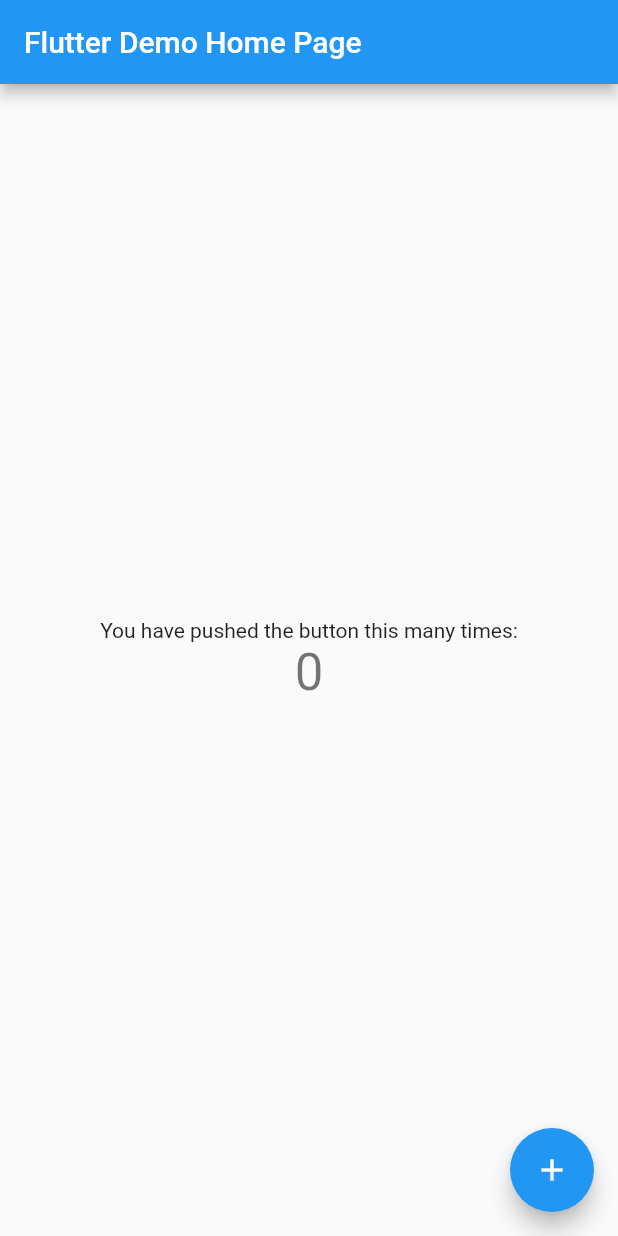
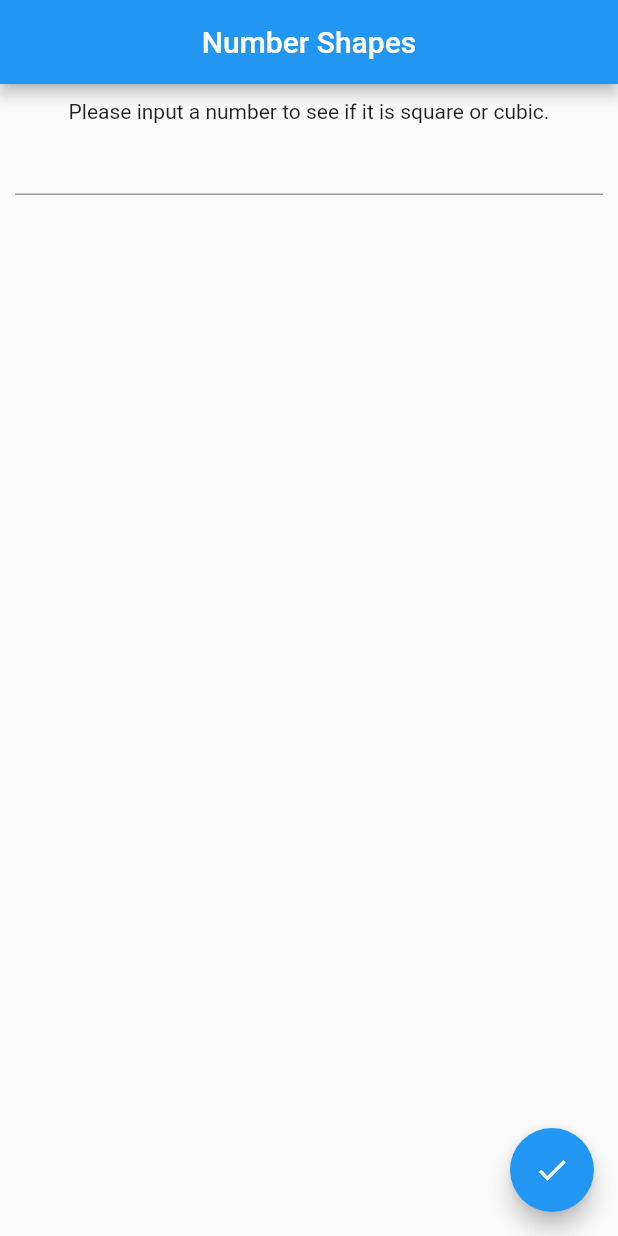
Before and after one commit to StamatieMihnea/Number-Shapes, a Flutter app: the screen it shows after launch, on a phone screen of 412 x 824 dp. Run offline on Flutter 3.47's test engine with Material 2 defaults, Android fonts, the phone set to English and light mode, and no system bars.

Commit message:
Layout created Number Shapes logic added Dialog added

```diff
--- a/lib/main.dart
+++ b/lib/main.dart
@@ -1,115 +1,124 @@
 import 'package:flutter/material.dart';
 
+const String appName = 'Number Shapes';
+const String descriptionText = 'Please input a number to see if it is square or cubic.';
+const String fieldErrorMessage = 'Enter a number!';
+const String noneMessage = 'is neither CUBIC nor SQUARE.';
+const String cubicMessage = 'is CUBIC';
+const String squareMessage = 'is SQUARE';
+const String squareAndCubicMessage = 'is both SQUARE and CUBIC';
+
 void main() {
-  runApp(const MyApp());
+  runApp(const NumberShapes());
 }
 
-class MyApp extends StatelessWidget {
-  const MyApp({super.key});
+class NumberShapes extends StatelessWidget {
+  const NumberShapes({super.key});
 
-  // This widget is the root of your application.
   @override
   Widget build(BuildContext context) {
-    return MaterialApp(
-      title: 'Flutter Demo',
-      theme: ThemeData(
-        // This is the theme of your application.
-        //
-        // Try running your application with "flutter run". You'll see the
-        // application has a blue toolbar. Then, without quitting the app, try
-        // changing the primarySwatch below to Colors.green and then invoke
-        // "hot reload" (press "r" in the console where you ran "flutter run",
-        // or simply save your changes to "hot reload" in a Flutter IDE).
-        // Notice that the counter didn't reset back to zero; the application
-        // is not restarted.
-        primarySwatch: Colors.blue,
-      ),
-      home: const MyHomePage(title: 'Flutter Demo Home Page'),
+    return const MaterialApp(
+      home: Form(),
     );
   }
 }
 
-class MyHomePage extends StatefulWidget {
-  const MyHomePage({super.key, required this.title});
-
-  // This widget is the home page of your application. It is stateful, meaning
-  // that it has a State object (defined below) that contains fields that affect
-  // how it looks.
-
-  // This class is the configuration for the state. It holds the values (in this
-  // case the title) provided by the parent (in this case the App widget) and
-  // used by the build method of the State. Fields in a Widget subclass are
-  // always marked "final".
-
-  final String title;
+class Form extends StatefulWidget {
+  const Form({super.key});
 
   @override
-  State<MyHomePage> createState() => _MyHomePageState();
+  State<Form> createState() => _FormState();
 }
 
-class _MyHomePageState extends State<MyHomePage> {
-  int _counter = 0;
+class _FormState extends State<Form> {
+  final TextEditingController fieldController = TextEditingController();
+  int? enteredNumber;
+  String? errorMessage;
 
-  void _incrementCounter() {
-    setState(() {
-      // This call to setState tells the Flutter framework that something has
-      // changed in this State, which causes it to rerun the build method below
-      // so that the display can reflect the updated values. If we changed
-      // _counter without calling setState(), then the build method would not be
-      // called again, and so nothing would appear to happen.
-      _counter++;
-    });
+  bool isSquare(int number) {
+    for (int i = 1; i * i <= number; i++) {
+      if (i * i == number) {
+        return true;
+      }
+    }
+    return false;
+  }
+
+  bool isCubic(int number) {
+    for (int i = 1; i * i * i <= number; i++) {
+      if (i * i * i == number) {
+        return true;
+      }
+    }
+    return false;
+  }
+
+  String getNumberShapeMessage(int number) {
+    final bool square = isSquare(number);
+    final bool cubic = isCubic(number);
+    String partialMessage;
+    if (square && cubic) {
+      partialMessage = squareAndCubicMessage;
+    } else if (square) {
+      partialMessage = squareMessage;
+    } else if (cubic) {
+      partialMessage = cubicMessage;
+    } else {
+      partialMessage = noneMessage;
+    }
+    return 'Number $number $partialMessage';
   }
 
   @override
   Widget build(BuildContext context) {
-    // This method is rerun every time setState is called, for instance as done
-    // by the _incrementCounter method above.
-    //
-    // The Flutter framework has been optimized to make rerunning build methods
-    // fast, so that you can just rebuild anything that needs updating rather
-    // than having to individually change instances of widgets.
     return Scaffold(
       appBar: AppBar(
-        // Here we take the value from the MyHomePage object that was created by
-        // the App.build method, and use it to set our appbar title.
-        title: Text(widget.title),
+        title: const Center(
+          child: Text(
+            appName,
+          ),
+        ),
       ),
-      body: Center(
-        // Center is a layout widget. It takes a single child and positions it
-        // in the middle of the parent.
+      body: Padding(
+        padding: const EdgeInsets.all(10),
         child: Column(
-          // Column is also a layout widget. It takes a list of children and
-          // arranges them vertically. By default, it sizes itself to fit its
-          // children horizontally, and tries to be as tall as its parent.
-          //
-          // Invoke "debug painting" (press "p" in the console, choose the
-          // "Toggle Debug Paint" action from the Flutter Inspector in Android
-          // Studio, or the "Toggle Debug Paint" command in Visual Studio Code)
-          // to see the wireframe for each widget.
-          //
-          // Column has various properties to control how it sizes itself and
-          // how it positions its children. Here we use mainAxisAlignment to
-          // center the children vertically; the main axis here is the vertical
-          // axis because Columns are vertical (the cross axis would be
-          // horizontal).
-          mainAxisAlignment: MainAxisAlignment.center,
           children: <Widget>[
             const Text(
-              'You have pushed the button this many times:',
+              descriptionText,
             ),
-            Text(
-              '$_counter',
-              style: Theme.of(context).textTheme.headline4,
+            TextField(
+              controller: fieldController,
+              keyboardType: TextInputType.number,
+              decoration: InputDecoration(
+                errorText: errorMessage,
+              ),
             ),
           ],
         ),
       ),
       floatingActionButton: FloatingActionButton(
-        onPressed: _incrementCounter,
-        tooltip: 'Increment',
-        child: const Icon(Icons.add),
-      ), // This trailing comma makes auto-formatting nicer for build methods.
+        onPressed: () {
+          enteredNumber = int.tryParse(fieldController.value.text);
+          if (enteredNumber == null) {
+            setState(() {
+              fieldController.clear();
+              errorMessage = fieldErrorMessage;
+            });
+          } else {
+            setState(() {
+              errorMessage = null;
+            });
+            showDialog<void>(
+              context: context,
+              builder: (BuildContext context) => AlertDialog(
+                title: Text('${enteredNumber!}'),
+                content: Text(getNumberShapeMessage(enteredNumber!)),
+              ),
+            );
+          }
+        },
+        child: const Icon(Icons.check),
+      ),
     );
   }
 }
```
Also changed, not shown: .github/workflows/quality-check.yaml.
